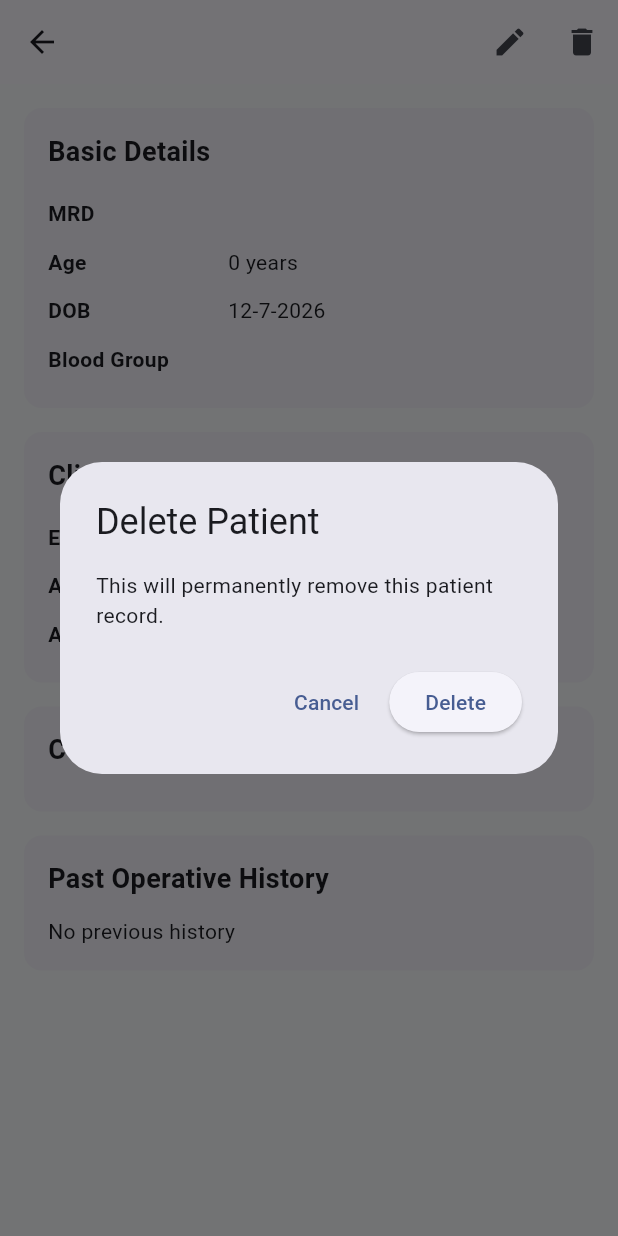
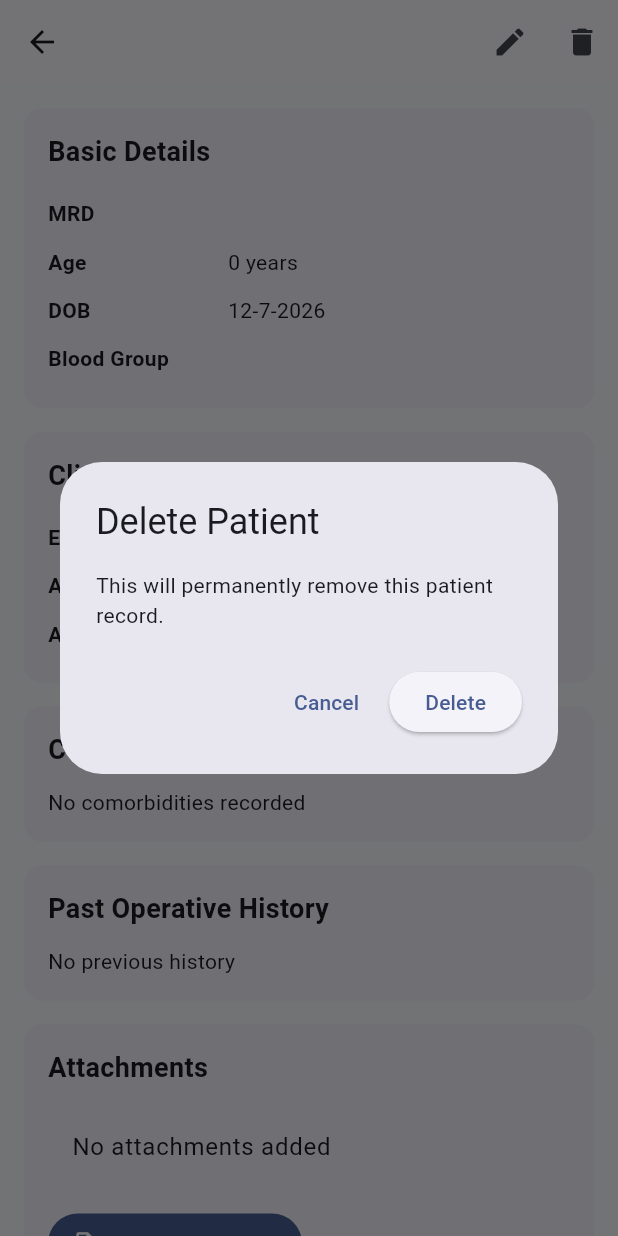
Before and after one commit to rushild31/SurgiTrack, a Flutter app: the PatientDetailsScreen screen opened directly with empty values, after a tap on the "delete" icon, on a phone screen of 412 x 824 dp. Run offline on Flutter 3.47's test engine with Material 3 defaults, Android fonts, the phone set to English and light mode, and no system bars; our stand-ins replace drift, drift_flutter, equatable, file_picker, flutter_riverpod, go_router and 2 more; accounts and stored records are empty; generated files the repository leaves out were written again.

Commit message:
Complete Patient module with attachments

```diff
--- /dev/null
+++ b/lib/core/database/dao/patient_attachment_dao.dart
@@ -0,0 +1,27 @@
+import 'package:drift/drift.dart';
+
+import 'package:surgitrack/core/database/app_database.dart';
+import 'package:surgitrack/core/database/tables/patient_attachments.dart';
+
+part 'patient_attachment_dao.g.dart';
+
+@DriftAccessor(tables: [PatientAttachments])
+class PatientAttachmentDao extends DatabaseAccessor<AppDatabase>
+    with _$PatientAttachmentDaoMixin {
+  PatientAttachmentDao(super.db);
+
+  Stream<List<PatientAttachmentData>> watchAttachments(int patientId) {
+    return (select(patientAttachments)
+          ..where((tbl) => tbl.patientId.equals(patientId))
+          ..orderBy([(tbl) => OrderingTerm.desc(tbl.createdAt)]))
+        .watch();
+  }
+
+  Future<int> insertAttachment(PatientAttachmentsCompanion attachment) {
+    return into(patientAttachments).insert(attachment);
+  }
+
+  Future<int> deleteAttachment(int id) {
+    return (delete(patientAttachments)..where((tbl) => tbl.id.equals(id))).go();
+  }
+}
--- /dev/null
+++ b/lib/features/patients/data/patient_attachment_repository.dart
@@ -0,0 +1,22 @@
+import 'package:surgitrack/core/database/app_database.dart';
+import 'package:surgitrack/features/patients/data/patient_attachment_service.dart';
+
+class PatientAttachmentRepository {
+  final AppDatabase db;
+
+  PatientAttachmentRepository(this.db);
+
+  Stream<List<PatientAttachmentData>> watchAttachments(int patientId) {
+    return db.patientAttachmentDao.watchAttachments(patientId);
+  }
+
+  Future<void> addAttachment(PatientAttachmentsCompanion attachment) async {
+    await db.patientAttachmentDao.insertAttachment(attachment);
+  }
+
+  Future<void> deleteAttachment(PatientAttachmentData attachment) async {
+    await PatientAttachmentService().deleteFile(attachment.filePath);
+
+    await db.patientAttachmentDao.deleteAttachment(attachment.id);
+  }
+}
--- a/lib/features/patients/presentation/patient_details_screen.dart
+++ b/lib/features/patients/presentation/patient_details_screen.dart
@@ -3,7 +3,10 @@ import 'package:flutter_riverpod/flutter_riverpod.dart';
 
 import 'package:surgitrack/features/patients/domain/patient.dart';
 import 'package:surgitrack/features/patients/providers/patient_provider.dart';
+import 'package:surgitrack/features/patients/providers/patient_attachment_provider.dart';
 import 'package:surgitrack/features/patients/presentation/patient_form_screen.dart';
+import 'package:surgitrack/features/patients/presentation/widgets/add_attachment_button.dart';
+import 'package:surgitrack/features/patients/data/attachment_viewer_service.dart';
 
 class PatientDetailsScreen extends ConsumerWidget {
   final Patient patient;
@@ -12,6 +15,10 @@ class PatientDetailsScreen extends ConsumerWidget {
 
   @override
   Widget build(BuildContext context, WidgetRef ref) {
+    final attachmentsAsync = patient.id == null
+        ? null
+        : ref.watch(patientAttachmentsProvider(patient.id!));
+
     return Scaffold(
       appBar: AppBar(
         title: Text(patient.name),
@@ -23,7 +30,6 @@ class PatientDetailsScreen extends ConsumerWidget {
             onPressed: () async {
               final updated = await Navigator.push(
                 context,
-
                 MaterialPageRoute(
                   builder: (_) => PatientFormScreen(patient: patient),
                 ),
@@ -42,7 +48,7 @@ class PatientDetailsScreen extends ConsumerWidget {
               final confirm = await showDialog<bool>(
                 context: context,
 
-                builder: (context) => AlertDialog(
+                builder: (_) => AlertDialog(
                   title: const Text("Delete Patient"),
 
                   content: const Text(
@@ -65,9 +71,7 @@ class PatientDetailsScreen extends ConsumerWidget {
                 ),
               );
 
-              if (confirm != true) {
-                return;
-              }
+              if (confirm != true) return;
 
               await ref
                   .read(patientRepositoryProvider)
@@ -83,19 +87,7 @@ class PatientDetailsScreen extends ConsumerWidget {
         ],
       ),
 
-      body: _PatientInformation(patient: patient),
-    );
-  }
-}
-
-class _PatientInformation extends StatelessWidget {
-  final Patient patient;
-
-  const _PatientInformation({required this.patient});
-
-  @override
-  Widget build(BuildContext context) {
-    return ListView(
+      body: ListView(
         padding: const EdgeInsets.all(16),
 
         children: [
@@ -104,10 +96,7 @@ class _PatientInformation extends StatelessWidget {
 
             _row("Age", "${patient.age} years"),
 
-          _row(
-            "DOB",
-            "${patient.dateOfBirth.day}-${patient.dateOfBirth.month}-${patient.dateOfBirth.year}",
-          ),
+            _row("DOB", _date(patient.dateOfBirth)),
 
             _row("Blood Group", patient.bloodGroup ?? "-"),
           ]),
@@ -126,12 +115,14 @@ class _PatientInformation extends StatelessWidget {
               "Admission",
               patient.admissionDate == null
                   ? "-"
-                : "${patient.admissionDate!.day}-${patient.admissionDate!.month}-${patient.admissionDate!.year}",
+                  : _date(patient.admissionDate!),
             ),
           ]),
 
           _section("Comorbidities", [
-          Wrap(
+            patient.comorbidities.isEmpty
+                ? const Text("No comorbidities recorded")
+                : Wrap(
                     spacing: 8,
 
                     children: patient.comorbidities
@@ -147,7 +138,67 @@ class _PatientInformation extends StatelessWidget {
                   : "No previous history",
             ),
           ]),
+
+          if (attachmentsAsync != null)
+            _section("Attachments", [
+              attachmentsAsync.when(
+                loading: () => const Center(child: CircularProgressIndicator()),
+
+                error: (error, stack) =>
+                    Text("Error loading attachments\n$error"),
+
+                data: (attachments) {
+                  return Column(
+                    children: [
+                      if (attachments.isEmpty)
+                        const ListTile(title: Text("No attachments added")),
+
+                      ...attachments.map((attachment) {
+                        return ListTile(
+                          contentPadding: EdgeInsets.zero,
+
+                          leading: Icon(
+                            attachment.fileType.toLowerCase() == "pdf"
+                                ? Icons.picture_as_pdf
+                                : Icons.image,
+                          ),
+
+                          title: Text(attachment.displayName),
+
+                          subtitle: Text(attachment.fileType),
+
+                          onTap: () async {
+                            await AttachmentViewerService().openFile(
+                              attachment.filePath,
+                            );
+                          },
+
+                          trailing: IconButton(
+                            icon: const Icon(Icons.delete),
+
+                            onPressed: () async {
+                              await ref
+                                  .read(patientAttachmentRepositoryProvider)
+                                  .deleteAttachment(attachment);
+
+                              ref.invalidate(
+                                patientAttachmentsProvider(patient.id!),
+                              );
+                            },
+                          ),
+                        );
+                      }),
                     ],
+                  );
+                },
+              ),
+
+              const SizedBox(height: 12),
+
+              AddAttachmentButton(patientId: patient.id!),
+            ]),
+        ],
+      ),
     );
   }
 
@@ -164,6 +215,7 @@ class _PatientInformation extends StatelessWidget {
           children: [
             Text(
               title,
+
               style: const TextStyle(fontSize: 18, fontWeight: FontWeight.bold),
             ),
 
@@ -181,12 +233,15 @@ class _PatientInformation extends StatelessWidget {
       padding: const EdgeInsets.symmetric(vertical: 6),
 
       child: Row(
+        crossAxisAlignment: CrossAxisAlignment.start,
+
         children: [
           SizedBox(
             width: 120,
 
             child: Text(
               label,
+
               style: const TextStyle(fontWeight: FontWeight.w600),
             ),
           ),
@@ -196,4 +251,8 @@ class _PatientInformation extends StatelessWidget {
       ),
     );
   }
+
+  String _date(DateTime date) {
+    return "${date.day}-${date.month}-${date.year}";
   }
+}
--- /dev/null
+++ b/lib/features/patients/providers/patient_attachment_provider.dart
@@ -0,0 +1,18 @@
+import 'package:flutter_riverpod/flutter_riverpod.dart';
+
+import 'package:surgitrack/core/database/app_database.dart';
+import 'package:surgitrack/core/database/database_provider.dart';
+
+import 'package:surgitrack/features/patients/data/patient_attachment_repository.dart';
+
+final patientAttachmentRepositoryProvider =
+    Provider<PatientAttachmentRepository>((ref) {
+      return PatientAttachmentRepository(ref.watch(databaseProvider));
+    });
+
+final patientAttachmentsProvider =
+    StreamProvider.family<List<PatientAttachmentData>, int>((ref, patientId) {
+      return ref
+          .watch(patientAttachmentRepositoryProvider)
+          .watchAttachments(patientId);
+    });
```
Also changed, not shown: lib/core/database/app_database.dart (+12 -2 lines), lib/core/database/tables/patient_attachments.dart (added, +18 -0 lines), lib/core/database/tables/patient_tags.dart (added, +14 -0 lines), lib/features/patients/data/attachment_viewer_service.dart (added, +15 -0 lines), lib/features/patients/data/patient_attachment_service.dart (added, +40 -0 lines), lib/features/patients/presentation/widgets/add_attachment_button.dart (added, +133 -0 lines), pubspec.yaml (+25 -2 lines), lib/core/database/app_database.g.dart, lib/core/database/dao/patient_attachment_dao.g.dart (added), pubspec.lock. Lines whose indentation alone changed are shown as unchanged.
